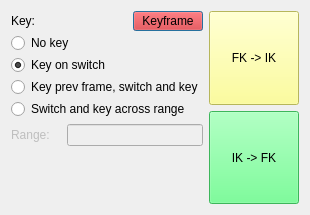
Qt form scripts/maya_psyhive/tools/fkik_switcher/fkik_switcher.ui (Psyop/psyhive) before a commit.
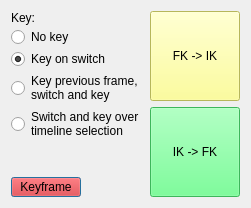
The same form after that commit.

Commit message: startup: fixed FK/IK option, FK/IK switcher: use range from timeline, | maya_psyhive: startup fix fk/ik option, startup added refresh option, tools.fkik_switcher range from timeline, psyhive: refresh added from hv-test, usage fix error outside maya,

What changed in the file:
```diff
--- a/scripts/maya_psyhive/tools/fkik_switcher/fkik_switcher.ui
+++ b/scripts/maya_psyhive/tools/fkik_switcher/fkik_switcher.ui
@@ -6,8 +6,8 @@
    <rect>
     <x>0</x>
     <y>0</y>
-    <width>295</width>
-    <height>215</height>
+    <width>238</width>
+    <height>206</height>
    </rect>
   </property>
   <property name="windowTitle">
@@ -31,23 +31,6 @@
          </property>
         </widget>
        </item>
-       <item>
-        <widget class="QPushButton" name="keyframe">
-         <property name="maximumSize">
-          <size>
-           <width>70</width>
-           <height>20</height>
-          </size>
-         </property>
-         <property name="styleSheet">
-          <string notr="true">background-color: rgb(255, 0, 0);
-color: rgb(0, 0, 0);</string>
-         </property>
-         <property name="text">
-          <string>Keyframe</string>
-         </property>
-        </widget>
-       </item>
       </layout>
      </item>
      <item>
@@ -70,69 +53,19 @@
      <item>
       <widget class="QRadioButton" name="key_prev">
        <property name="text">
-        <string>Key prev frame, switch and key</string>
+        <string>Key previous frame,
+switch and key</string>
        </property>
       </widget>
      </item>
      <item>
       <widget class="QRadioButton" name="key_over_range">
        <property name="text">
-        <string>Switch and key across range</string>
+        <string>Switch and key over
+timeline selection</string>
        </property>
       </widget>
      </item>
-     <item>
-      <spacer name="verticalSpacer_2">
-       <property name="orientation">
-        <enum>Qt::Vertical</enum>
-       </property>
-       <property name="sizeType">
-        <enum>QSizePolicy::Minimum</enum>
-       </property>
-       <property name="sizeHint" stdset="0">
-        <size>
-         <width>20</width>
-         <height>3</height>
-        </size>
-       </property>
-      </spacer>
-     </item>
-     <item>
-      <layout class="QHBoxLayout" name="horizontalLayout_2">
-       <property name="spacing">
-        <number>6</number>
-       </property>
-       <item>
-        <widget class="QLabel" name="label_3">
-         <property name="enabled">
-          <bool>false</bool>
-         </property>
-         <property name="minimumSize">
-          <size>
-           <width>50</width>
-           <height>0</height>
-          </size>
-         </property>
-         <property name="maximumSize">
-          <size>
-           <width>50</width>
-           <height>16777215</height>
-          </size>
-         </property>
-         <property name="text">
-          <string>Range:</string>
-         </property>
-        </widget>
-       </item>
-       <item>
-        <widget class="QLineEdit" name="key_range">
-         <property name="enabled">
-          <bool>false</bool>
-         </property>
-        </widget>
-       </item>
-      </layout>
-     </item>
      <item>
       <spacer name="verticalSpacer">
        <property name="orientation">
@@ -146,6 +79,23 @@
        </property>
       </spacer>
      </item>
+     <item>
+      <widget class="QPushButton" name="keyframe">
+       <property name="maximumSize">
+        <size>
+         <width>70</width>
+         <height>20</height>
+        </size>
+       </property>
+       <property name="styleSheet">
+        <string notr="true">background-color: rgb(255, 0, 0);
+color: rgb(0, 0, 0);</string>
+       </property>
+       <property name="text">
+        <string>Keyframe</string>
+       </property>
+      </widget>
+     </item>
     </layout>
    </item>
    <item row="0" column="1">
```
Left out of the diff: 133 changed lines with no effect on the pictures. The commit also changes 7 other files.
